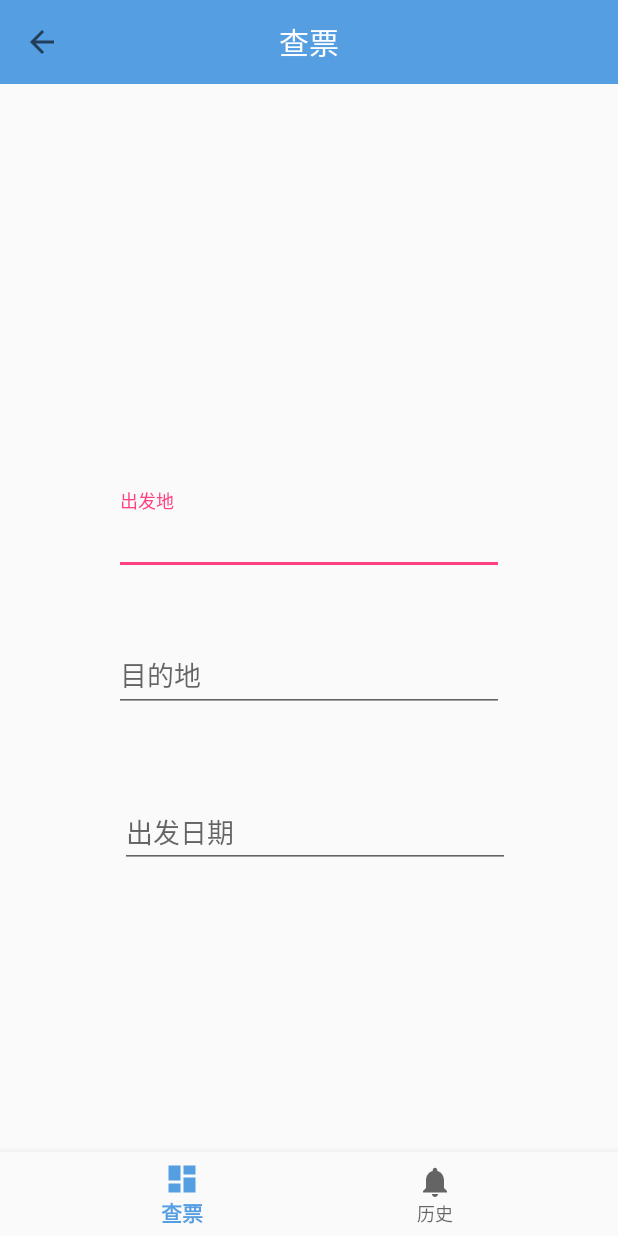
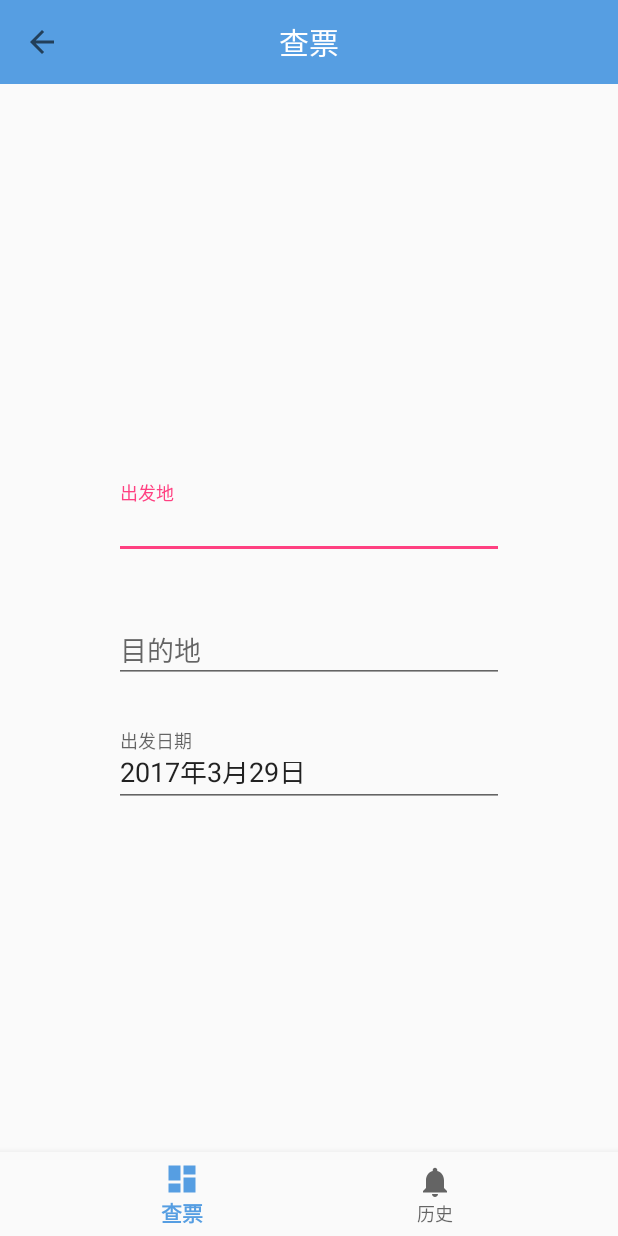
Before and after one commit to Bob-cheng/FindTickets, an Android app: the screen it shows after launch (MainActivity), on a phone screen of 412 x 824 dp. Run offline under Robolectric (Android 15) with nearby library versions, the phone set to English and light mode, and no system bars.

Commit message:
2017.3.29

```diff
--- a/app/src/main/java/space/bobcheng/myapplication/CheckFragment.java
+++ b/app/src/main/java/space/bobcheng/myapplication/CheckFragment.java
@@ -1,17 +1,24 @@
 package space.bobcheng.myapplication;
 
 
+import android.app.DatePickerDialog;
 import android.os.Bundle;
 import android.app.Fragment;
+import android.support.design.widget.TextInputLayout;
 import android.view.LayoutInflater;
 import android.view.View;
 import android.view.ViewGroup;
+import android.widget.DatePicker;
+import android.widget.EditText;
+
+import java.util.Calendar;
 
 
 /**
  * A simple {@link Fragment} subclass.
  */
 public class CheckFragment extends Fragment {
+    private EditText start_time;
 
 
     public CheckFragment() {
@@ -26,4 +33,27 @@ public class CheckFragment extends Fragment {
         return inflater.inflate(R.layout.fragment_check, container, false);
     }
 
+    @Override
+    public void onStart() {
+        super.onStart();
+        Calendar c = Calendar.getInstance();
+        start_time = (EditText) getView().findViewById(R.id.start_date);
+        start_time.setText(c.get(Calendar.YEAR)+"年"+(c.get(Calendar.MONTH)+1)+"月"+c.get(Calendar.DAY_OF_MONTH)+"日");
+        start_time.setOnClickListener(new View.OnClickListener() {
+            @Override
+            public void onClick(View v) {
+                Calendar c = Calendar.getInstance();
+                new DatePickerDialog(getActivity(),
+                                    new DatePickerDialog.OnDateSetListener(){
+                                        @Override
+                                        public void onDateSet(DatePicker view, int year, int month, int dayOfMonth) {
+                                            start_time.setText(year+"年"+(month+1)+"月"+dayOfMonth+"日");
+                                        }
+                                    }
+                                    , c.get(Calendar.YEAR)
+                                    , c.get(Calendar.MONTH)
+                                    , c.get(Calendar.DAY_OF_MONTH)).show();
+            }
+        });
+    }
 }
--- a/app/src/main/res/layout/fragment_check.xml
+++ b/app/src/main/res/layout/fragment_check.xml
@@ -7,37 +7,59 @@
 
 
     <android.support.design.widget.TextInputLayout
+        android:id="@+id/textInputLayout2"
         android:layout_width="260dp"
         android:layout_height="wrap_content"
+        android:layout_marginBottom="32dp"
+        android:layout_marginEnd="8dp"
+        android:layout_marginStart="8dp"
+        app:layout_constraintBottom_toTopOf="@+id/textInputLayout"
         app:layout_constraintLeft_toLeftOf="parent"
         app:layout_constraintRight_toRightOf="parent"
-        android:layout_marginStart="8dp"
-        android:layout_marginEnd="8dp"
-        android:layout_marginBottom="35dp"
-        app:layout_constraintBottom_toTopOf="@+id/textInputLayout"
-        android:id="@+id/textInputLayout2">
+        android:layout_marginLeft="8dp"
+        android:layout_marginRight="8dp">
 
         <EditText
             android:id="@+id/check_start"
             android:layout_width="match_parent"
-            android:layout_height="wrap_content"
+            android:layout_height="40dp"
             android:hint="@string/check_start" />
     </android.support.design.widget.TextInputLayout>
 
     <android.support.design.widget.TextInputLayout
+        android:id="@+id/textInputLayout3"
         android:layout_width="260dp"
         android:layout_height="wrap_content"
-        app:layout_constraintRight_toRightOf="@+id/textInputLayout2"
+        app:layout_constraintHorizontal_bias="0.0"
+        app:layout_constraintLeft_toLeftOf="@+id/textInputLayout"
+        app:layout_constraintRight_toRightOf="@+id/textInputLayout"
+        app:layout_constraintBottom_toBottomOf="parent"
+        android:layout_marginBottom="230dp">
+
+        <EditText
+            android:id="@+id/start_date"
+            android:layout_width="match_parent"
+            android:layout_height="40dp"
+            android:layout_weight="1"
+            android:editable="false"
+            android:ems="10"
+            android:hint="@string/check_date" />
+    </android.support.design.widget.TextInputLayout>
+
+    <android.support.design.widget.TextInputLayout
+        android:id="@+id/textInputLayout"
+        android:layout_width="260dp"
+        android:layout_height="wrap_content"
+        android:layout_marginBottom="32dp"
+        app:layout_constraintBottom_toTopOf="@+id/textInputLayout3"
+        app:layout_constraintHorizontal_bias="0.0"
         app:layout_constraintLeft_toLeftOf="@+id/textInputLayout2"
-        android:id="@+id/textInputLayout"
-        app:layout_constraintHorizontal_bias="0.0"
-        android:layout_marginBottom="56dp"
-        app:layout_constraintBottom_toTopOf="@+id/start_date">
+        app:layout_constraintRight_toRightOf="@+id/textInputLayout2">
 
         <EditText
             android:id="@+id/check_end"
             android:layout_width="match_parent"
-            android:layout_height="wrap_content"
+            android:layout_height="40dp"
             android:layout_weight="1"
             android:hint="@string/check_end"
             tools:layout_editor_absoluteX="25dp"
@@ -45,19 +67,4 @@
 
     </android.support.design.widget.TextInputLayout>
 
-    <EditText
-        android:id="@+id/start_date"
-        android:layout_width="260dp"
-        android:layout_height="wrap_content"
-        android:layout_weight="1"
-        android:ems="10"
-        android:hint="@string/check_date"
-        android:inputType="date"
-        app:layout_constraintBottom_toBottomOf="parent"
-        android:layout_marginBottom="189dp"
-        android:layout_marginLeft="8dp"
-        app:layout_constraintLeft_toLeftOf="@+id/textInputLayout"
-        android:layout_marginRight="0dp"
-        app:layout_constraintRight_toRightOf="@+id/textInputLayout" />
-
 </android.support.constraint.ConstraintLayout>
```
